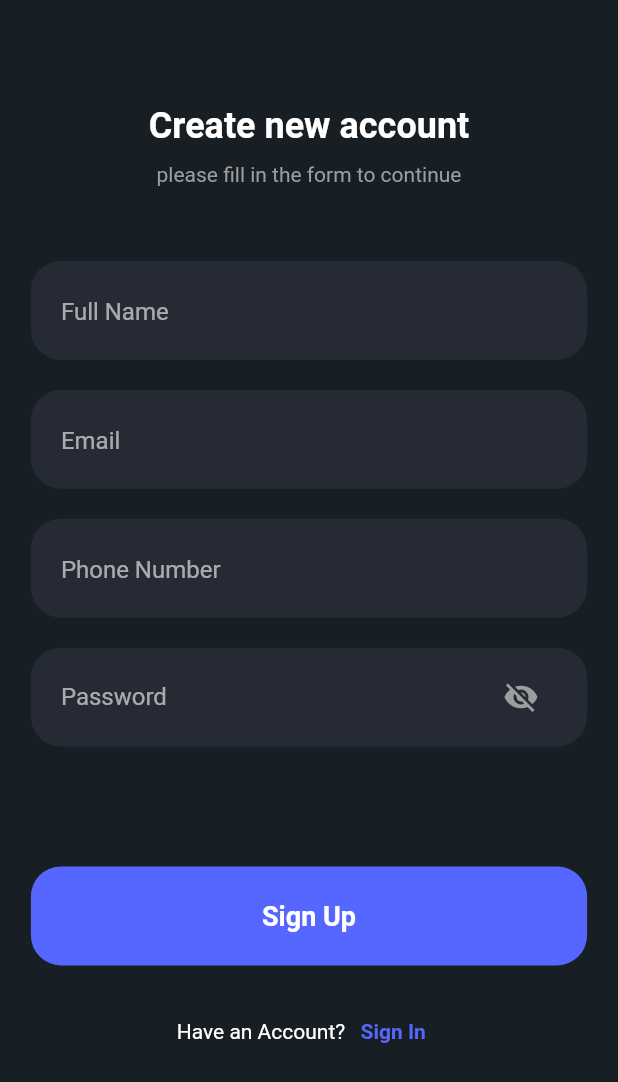
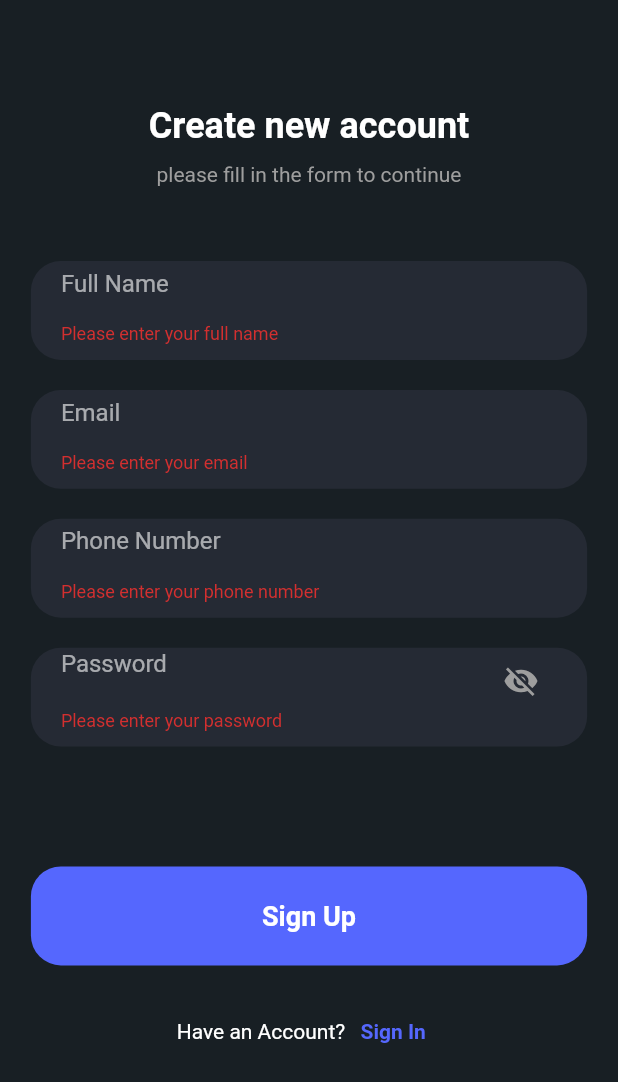
Before and after one commit to Ali-AlDhamen/taqyeemi, a Flutter app: the screen it shows after launch, after a tap on "Sign Up", on a phone screen of 412 x 824 dp. Shown: the top 1082 px of the screen. Run offline on Flutter 3.47's test engine with Material 2 defaults, Android fonts, the phone set to English and light mode, and no system bars; our stand-ins replace awesome_snackbar_content, cloud_firestore, firebase_auth, firebase_core, flutter_riverpod, flutter_spinkit and 1 more; accounts and stored records are empty; network calls fail.

Commit message:
sign up screen done

```diff
--- a/lib/core/common/loader.dart
+++ b/lib/core/common/loader.dart
@@ -10,7 +10,7 @@
   Widget build(BuildContext context) {
     return const Center(
       child: SpinKitPouringHourGlassRefined(
-        color: Pallete.purpleColor,
+        color: Pallete.whiteColor,
         size: 50.0,
       ),
     );
--- a/lib/features/auth/screens/login_screen.dart
+++ b/lib/features/auth/screens/login_screen.dart
@@ -3,6 +3,7 @@
 import 'package:taqyeemi/features/auth/controller/auth_controller.dart';
 import 'package:taqyeemi/screens/sign_up_screen.dart';
 
+import '../../../core/common/loader.dart';
 import '../../../theme/pallete.dart';
 
 class LoginScreen extends ConsumerStatefulWidget {
@@ -21,7 +22,7 @@
 
   bool _passwordVisible = false;
 
-  void SignInWithEmail(WidgetRef ref, BuildContext context) {
+  void SignInWithEmail( BuildContext context) {
     if (formKey.currentState!.validate()) {
       ref.read(authControllerProvider.notifier).signInWithEmail(
           email: _emailController.text.trim(),
@@ -166,9 +167,9 @@
                       borderRadius: BorderRadius.circular(20),
                     ),
                     child: TextButton(
-                      onPressed: () => SignInWithEmail(ref, context),
+                      onPressed: () => SignInWithEmail(context),
                       child: isLoading
-                          ? const CircularProgressIndicator()
+                          ? const Loader()
                           : const Text(
                               "Sign In",
                               style: TextStyle(
--- /dev/null
+++ b/lib/features/auth/screens/signup_screen.dart
@@ -0,0 +1,254 @@
+import 'package:flutter/material.dart';
+import 'package:flutter_riverpod/flutter_riverpod.dart';
+import 'package:taqyeemi/screens/sign_in_screen.dart';
+
+import '../../../theme/pallete.dart';
+import '../controller/auth_controller.dart';
+import '../../../core/common/loader.dart';
+
+class SignUpScreen extends ConsumerStatefulWidget {
+  static const String routeName = "/sign_up_screen";
+
+  const SignUpScreen({super.key});
+  @override
+  ConsumerState<ConsumerStatefulWidget> createState() => _SignUpScreenState();
+}
+
+class _SignUpScreenState extends ConsumerState<SignUpScreen> {
+  final TextEditingController _emailController = TextEditingController();
+  final TextEditingController _passwordController = TextEditingController();
+  final TextEditingController _mobileNumberController = TextEditingController();
+  final TextEditingController _fullNameController = TextEditingController();
+
+  final formKey = GlobalKey<FormState>();
+
+  bool _passwordVisible = false;
+
+  void signUpWithEmail(BuildContext context) {
+    if (formKey.currentState!.validate()) {
+      ref.read(authControllerProvider.notifier).signUpWithEmail(
+          email: _emailController.text.trim(),
+          password: _passwordController.text.trim(),
+          name: _fullNameController.text.trim(),
+          phoneNumber: _mobileNumberController.text.trim(),
+          context: context);
+    }
+  }
+
+  @override
+  Widget build(BuildContext context) {
+    final isLoading = ref.watch(authControllerProvider);
+    return Scaffold(
+      body: SafeArea(
+          child: SizedBox(
+        width: double.infinity,
+        child: Column(
+          crossAxisAlignment: CrossAxisAlignment.center,
+          children: [
+            const SizedBox(
+              height: 70,
+            ),
+            const Text(
+              "Create new account",
+              style: TextStyle(
+                fontSize: 24,
+                fontWeight: FontWeight.bold,
+                color: Pallete.whiteColor,
+              ),
+            ),
+            const SizedBox(
+              height: 10,
+            ),
+            const Text(
+              "please fill in the form to continue",
+              style: TextStyle(
+                fontSize: 14,
+                color: Pallete.greyColor,
+              ),
+            ),
+            const SizedBox(
+              height: 50,
+            ),
+            Form(
+                key: formKey,
+                child: Column(
+                  children: [
+                    Container(
+                      width: MediaQuery.of(context).size.width * 0.90,
+                      padding: const EdgeInsets.symmetric(
+                          horizontal: 20, vertical: 10),
+                      height: MediaQuery.of(context).size.height * 0.08,
+                      decoration: BoxDecoration(
+                        color: Pallete.grayColor,
+                        borderRadius: BorderRadius.circular(20),
+                      ),
+                      child: TextFormField(
+                          controller: _fullNameController,
+                          decoration: const InputDecoration(
+                            hintText: "Full Name",
+                            border: InputBorder.none,
+                          ),
+                          validator: ((value) {
+                            if (value == null || value.isEmpty) {
+                              return "Please enter your full name";
+                            }
+                            return null;
+                          })),
+                    ),
+                    const SizedBox(
+                      height: 20,
+                    ),
+                    Container(
+                      width: MediaQuery.of(context).size.width * 0.90,
+                      padding: const EdgeInsets.symmetric(
+                          horizontal: 20, vertical: 10),
+                      height: MediaQuery.of(context).size.height * 0.08,
+                      decoration: BoxDecoration(
+                        color: Pallete.grayColor,
+                        borderRadius: BorderRadius.circular(20),
+                      ),
+                      child: TextFormField(
+                        controller: _emailController,
+                        decoration: const InputDecoration(
+                          hintText: "Email",
+                          border: InputBorder.none,
+                        ),
+                        validator: (value) {
+                          if (value == null || value.isEmpty) {
+                            return "Please enter your email";
+                          }
+                          final RegExp emailRegExp =
+                              RegExp(r"^[a-zA-Z0-9.]+@[a-zA-Z0-9]+\.[a-zA-Z]+");
+                          if (!emailRegExp.hasMatch(value)) {
+                            return "Please enter a valid email";
+                          }
+                          return null;
+                        },
+                      ),
+                    ),
+                    const SizedBox(
+                      height: 20,
+                    ),
+                    Container(
+                      width: MediaQuery.of(context).size.width * 0.90,
+                      padding: const EdgeInsets.symmetric(
+                          horizontal: 20, vertical: 10),
+                      height: MediaQuery.of(context).size.height * 0.08,
+                      decoration: BoxDecoration(
+                        color: Pallete.grayColor,
+                        borderRadius: BorderRadius.circular(20),
+                      ),
+                      child: TextFormField(
+                          controller: _mobileNumberController,
+                          decoration: const InputDecoration(
+                            hintText: "Phone Number",
+                            border: InputBorder.none,
+                          ),
+                          validator: ((value) {
+                            if (value == null || value.isEmpty) {
+                              return "Please enter your phone number";
+                            }
+                            return null;
+                          })),
+                    ),
+                    const SizedBox(
+                      height: 20,
+                    ),
+                    Container(
+                      width: MediaQuery.of(context).size.width * 0.90,
+                      padding: const EdgeInsets.symmetric(
+                          horizontal: 20, vertical: 10),
+                      height: MediaQuery.of(context).size.height * 0.08,
+                      decoration: BoxDecoration(
+                        color: Pallete.grayColor,
+                        borderRadius: BorderRadius.circular(20),
+                      ),
+                      child: TextFormField(
+                        obscureText: !_passwordVisible,
+                        controller: _passwordController,
+                        decoration: InputDecoration(
+                          suffixIcon: IconButton(
+                            icon: Icon(
+                              // Based on passwordVisible state choose the icon
+                              _passwordVisible
+                                  ? Icons.visibility
+                                  : Icons.visibility_off,
+                              color: Pallete.greyColor,
+                            ),
+                            onPressed: () {
+                              // Update the state i.e. toogle the state of passwordVisible variable
+                              setState(() {
+                                _passwordVisible = !_passwordVisible;
+                              });
+                            },
+                          ),
+                          hintText: "Password",
+                          border: InputBorder.none,
+                        ),
+                        validator: ((value) {
+                          if (value == null || value.isEmpty) {
+                            return "Please enter your password";
+                          }
+                          return null;
+                        }),
+                      ),
+                    ),
+                    const SizedBox(
+                      height: 80,
+                    ),
+                    Container(
+                      width: MediaQuery.of(context).size.width * 0.90,
+                      height: MediaQuery.of(context).size.height * 0.08,
+                      decoration: BoxDecoration(
+                        color: Pallete.purpleColor,
+                        borderRadius: BorderRadius.circular(20),
+                      ),
+                      child: TextButton(
+                        onPressed: () => signUpWithEmail(context),
+                        child: isLoading ? const Loader() :const Text(
+                          "Sign Up",
+                          style: TextStyle(
+                            color: Pallete.whiteColor,
+                            fontSize: 18,
+                            fontWeight: FontWeight.bold,
+                          ),
+                        ),
+                      ),
+                    ),
+                    const SizedBox(
+                      height: 20,
+                    ),
+                    Row(
+                      mainAxisAlignment: MainAxisAlignment.center,
+                      children: [
+                        const Text(
+                          "Have an Account?",
+                          style: TextStyle(
+                            color: Pallete.whiteColor,
+                            fontSize: 14,
+                          ),
+                        ),
+                        TextButton(
+                          onPressed: () {
+                            Navigator.pushReplacementNamed(
+                                context, SignInScreen.routeName);
+                          },
+                          child: const Text(
+                            "Sign In",
+                            style: TextStyle(
+                              color: Pallete.purpleColor,
+                              fontSize: 14,
+                              fontWeight: FontWeight.bold,
+                            ),
+                          ),
+                        ),
+                      ],
+                    ),
+                  ],
+                ))
+          ],
+        ),
+      )),
+    );
+  }
+}
--- a/lib/main.dart
+++ b/lib/main.dart
@@ -7,9 +7,9 @@
 import 'package:taqyeemi/screens/courses_screen.dart';
 import 'package:taqyeemi/screens/instructors_screen.dart';
 import 'package:taqyeemi/screens/sign_in_screen.dart';
-import 'package:taqyeemi/screens/sign_up_screen.dart';
+
 import 'package:firebase_core/firebase_core.dart';
-import 'features/auth/screens/login_screen.dart';
+import 'features/auth/screens/signup_screen.dart';
 import 'firebase_options.dart';
 import 'package:taqyeemi/theme/pallete.dart';
 
@@ -30,7 +30,7 @@
       debugShowCheckedModeBanner: false,
       theme: Pallete.darkModeAppTheme,
       title: 'Taqyeemi',
-      home: const LoginScreen(),
+      home: const SignUpScreen(),
       routes: {
         SignUpScreen.routeName: (context) => const SignUpScreen(),
         SignInScreen.routeName: (context) => const SignInScreen(),
```
Also changed, not shown: lib/features/auth/screens/logout_screen.dart (deleted).
